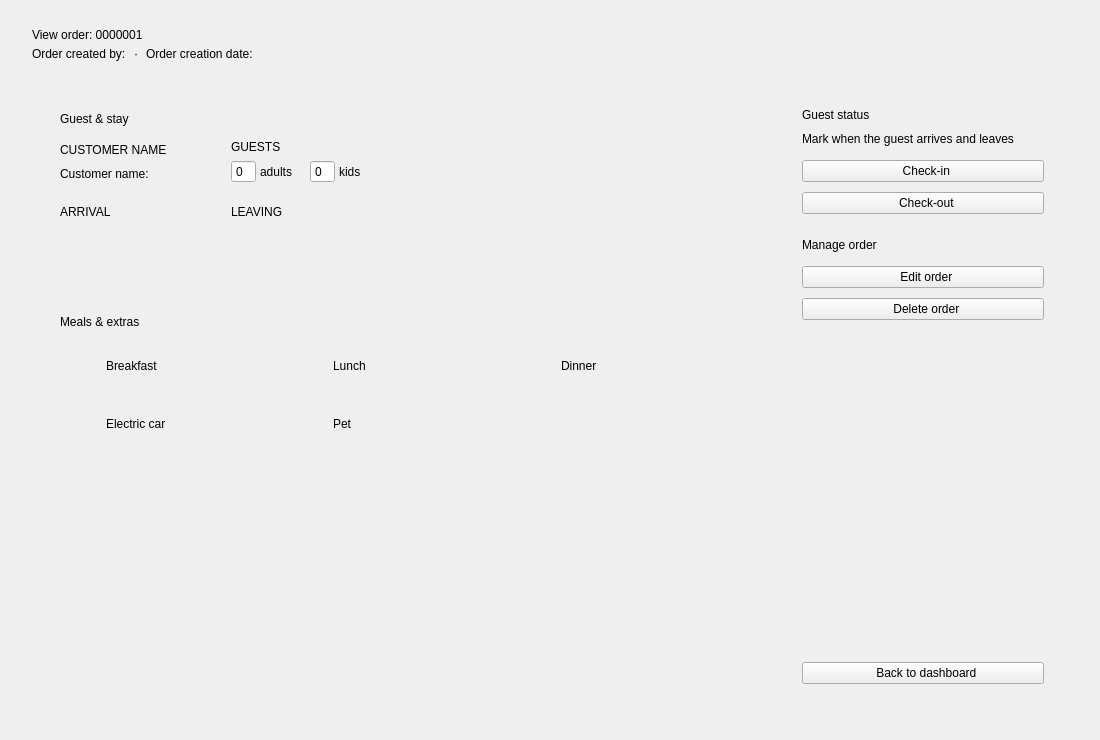
First picture: the form in src/1.1 - sql-UI/UI/UI_Files/view_order_widget.ui, repository NaorFarjun02/Room_Management, before the edit.
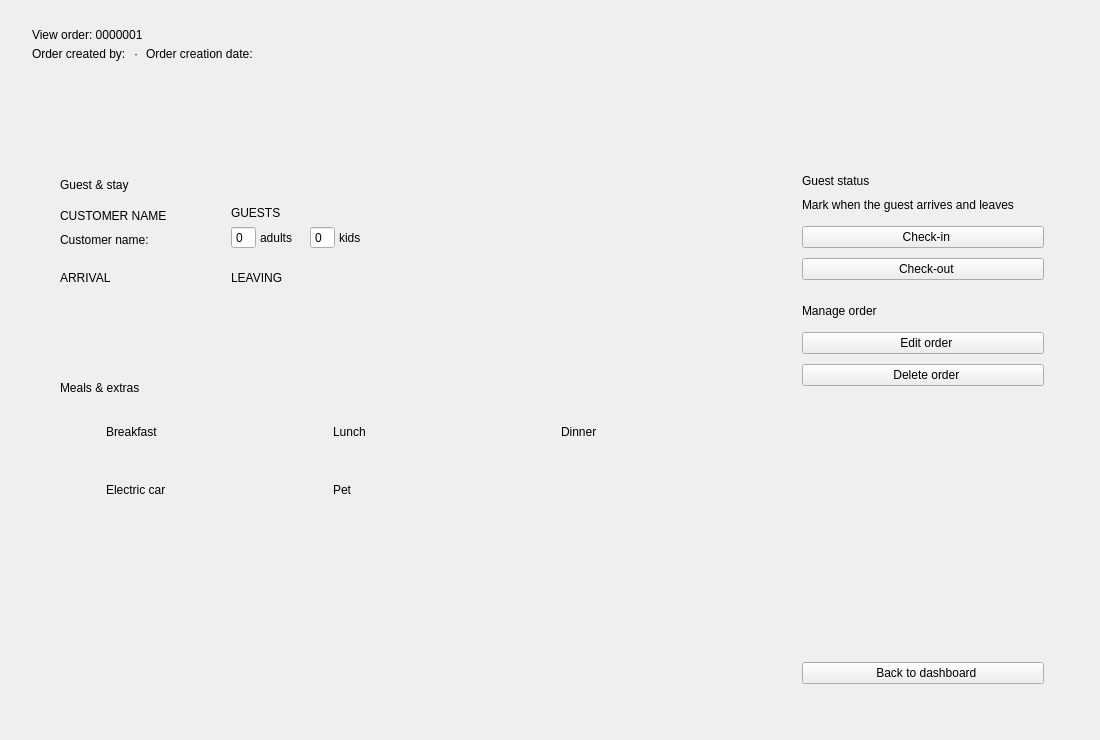
Second picture: the form after the edit.

Commit message: Allow late check-out and warn about overdue orders

Diff of the .ui file:
```diff
--- a/src/1.1 - sql-UI/UI/UI_Files/view_order_widget.ui
+++ b/src/1.1 - sql-UI/UI/UI_Files/view_order_widget.ui
@@ -93,6 +93,53 @@
      </item>
     </layout>
    </item>
+   <item>
+    <widget class="QFrame" name="overdue_banner">
+     <layout class="QHBoxLayout" name="overdue_banner_layout">
+      <property name="spacing">
+       <number>12</number>
+      </property>
+      <property name="leftMargin">
+       <number>16</number>
+      </property>
+      <property name="topMargin">
+       <number>12</number>
+      </property>
+      <property name="rightMargin">
+       <number>16</number>
+      </property>
+      <property name="bottomMargin">
+       <number>12</number>
+      </property>
+      <item>
+       <widget class="QLabel" name="overdue_icon">
+        <property name="minimumSize">
+         <size>
+          <width>22</width>
+          <height>22</height>
+         </size>
+        </property>
+        <property name="maximumSize">
+         <size>
+          <width>22</width>
+          <height>22</height>
+         </size>
+        </property>
+       </widget>
+      </item>
+      <item>
+       <widget class="QLabel" name="overdue_label">
+        <property name="text">
+         <string/>
+        </property>
+        <property name="wordWrap">
+         <bool>true</bool>
+        </property>
+       </widget>
+      </item>
+     </layout>
+    </widget>
+   </item>
    <item>
     <layout class="QHBoxLayout" name="body_layout">
      <property name="spacing">
```
The commit also changes 8 other files.
